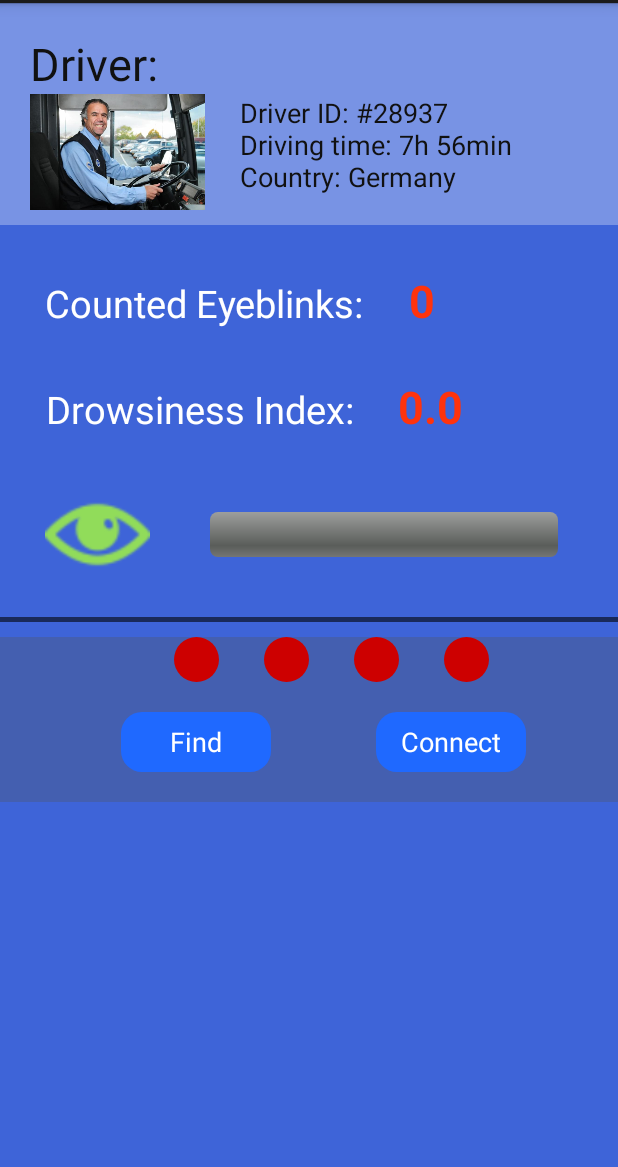
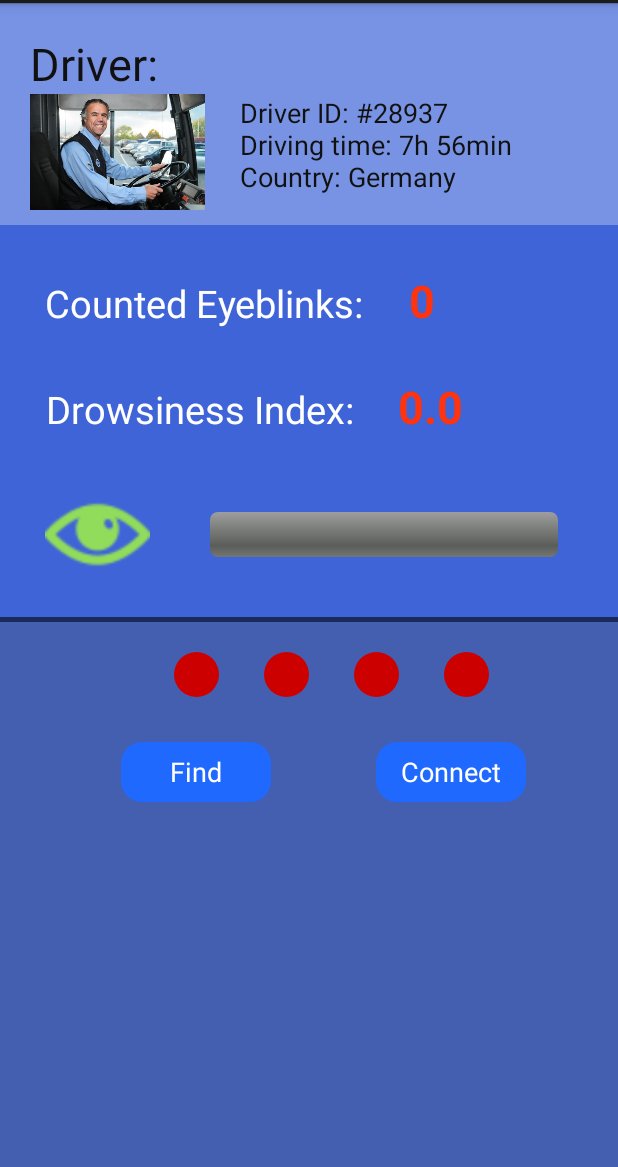
Before and after one commit to Fololo/BrainGuard, an Android app: the screen it shows after launch (MainActivity), on a phone screen of 412 x 824 dp, the part 69-1236 px from its top. Run offline under Robolectric (Android 15) with nearby library versions, the phone set to English and light mode, and no system bars; 4 statements that could not run were skipped.

Commit message:
Almost ready

```diff
--- a/AttentionTester/src/main/res/layout/activity_main.xml
+++ b/AttentionTester/src/main/res/layout/activity_main.xml
@@ -129,16 +129,21 @@
     <View
         android:layout_width="fill_parent"
         android:layout_height="3dp"
-        android:layout_marginBottom="10dp"
         android:layout_marginTop="10dp"
         android:background="#96020202" />
 
     <LinearLayout
+        android:orientation="vertical"
+        android:layout_width="match_parent"
+        android:layout_height="match_parent"
+        android:background="#4d545454">
+        <LinearLayout
             android:layout_width="match_parent"
             android:layout_height="wrap_content"
             android:orientation="horizontal"
-        android:gravity="center"
-        android:background="#4d545454">
+            android:layout_marginTop="20dp"
+            android:layout_marginBottom="10dp"
+            android:gravity="center">
             <ImageView
                 android:layout_width="30dp"
                 android:layout_height="30dp"
@@ -169,8 +174,7 @@
             android:layout_width="match_parent"
             android:layout_height="wrap_content"
             android:orientation="horizontal"
-        android:gravity="center"
-        android:background="#4d545454">
+            android:gravity="center">
 
             <Button
                 android:id="@+id/refresh"
@@ -204,5 +208,5 @@
                 android:layout_width="match_parent"
                 android:layout_height="60dp" />
         </LinearLayout>
-
     </LinearLayout>
+</LinearLayout>
```
Lines whose indentation alone changed are shown as unchanged.
